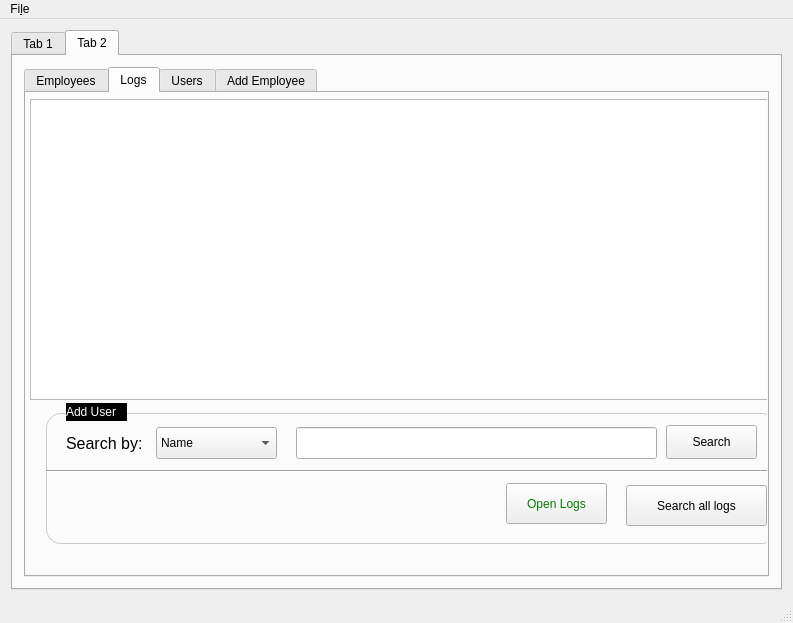
The window that management/mainwindow.ui (ChristopherCousin/WTCR) describes before a commit, drawn with Qt 5.
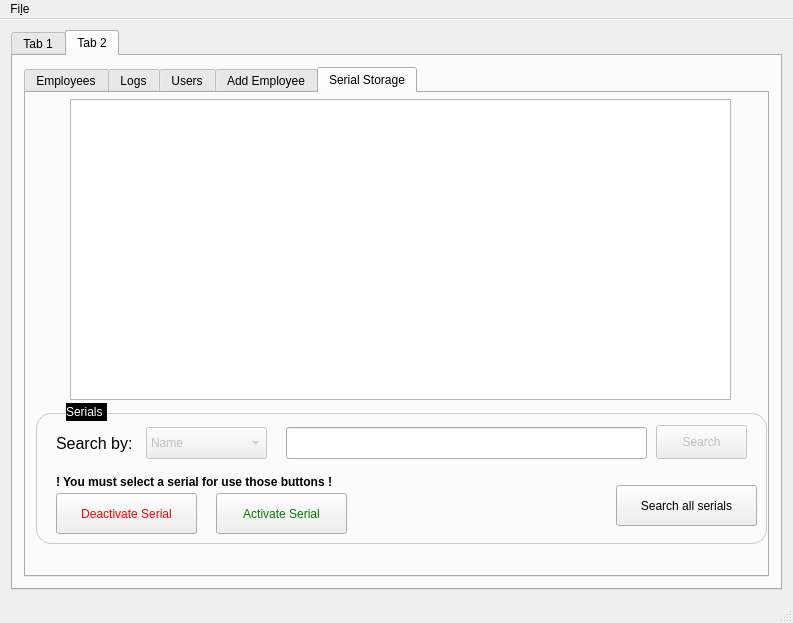
The same window after the commit. Icons and pictures are not drawn.

The edit to the form file:
```diff
--- a/management/mainwindow.ui
+++ b/management/mainwindow.ui
@@ -116,7 +116,7 @@
         <item row="0" column="0">
          <widget class="QTabWidget" name="tabWidget_users">
           <property name="currentIndex">
-           <number>1</number>
+           <number>4</number>
           </property>
           <property name="iconSize">
            <size>
@@ -506,6 +506,9 @@
             </property>
            </widget>
            <widget class="QPushButton" name="pushButton_searchLogs_3">
+            <property name="enabled">
+             <bool>false</bool>
+            </property>
             <property name="geometry">
              <rect>
               <x>480</x>
@@ -1149,6 +1152,265 @@
            <zorder>label_22</zorder>
            <zorder>lineEdit_adduser_password_6</zorder>
           </widget>
+          <widget class="QWidget" name="tab_7">
+           <attribute name="icon">
+            <iconset resource="resources.qrc">
+             <normaloff>:/new/prefix1/Resources/key.png</normaloff>:/new/prefix1/Resources/key.png</iconset>
+           </attribute>
+           <attribute name="title">
+            <string>Serial Storage</string>
+           </attribute>
+           <widget class="QPushButton" name="pushButton_searchLogs_4">
+            <property name="enabled">
+             <bool>false</bool>
+            </property>
+            <property name="geometry">
+             <rect>
+              <x>630</x>
+              <y>332</y>
+              <width>91</width>
+              <height>34</height>
+             </rect>
+            </property>
+            <property name="text">
+             <string>Search</string>
+            </property>
+            <property name="icon">
+             <iconset resource="resources.qrc">
+              <normaloff>:/new/prefix1/Resources/ico_Search.png</normaloff>:/new/prefix1/Resources/ico_Search.png</iconset>
+            </property>
+            <property name="iconSize">
+             <size>
+              <width>24</width>
+              <height>24</height>
+             </size>
+            </property>
+           </widget>
+           <widget class="QLabel" name="label_23">
+            <property name="geometry">
+             <rect>
+              <x>40</x>
+              <y>310</y>
+              <width>41</width>
+              <height>18</height>
+             </rect>
+            </property>
+            <property name="styleSheet">
+             <string notr="true">QLabel{
+background: solid black;
+color: white;
+}</string>
+            </property>
+            <property name="text">
+             <string>Serials</string>
+            </property>
+           </widget>
+           <widget class="QTableWidget" name="tableWidget_serials">
+            <property name="geometry">
+             <rect>
+              <x>44</x>
+              <y>6</y>
+              <width>661</width>
+              <height>301</height>
+             </rect>
+            </property>
+           </widget>
+           <widget class="QPushButton" name="pushButton_searchLogs_6">
+            <property name="geometry">
+             <rect>
+              <x>590</x>
+              <y>392</y>
+              <width>141</width>
+              <height>41</height>
+             </rect>
+            </property>
+            <property name="text">
+             <string>Search all serials</string>
+            </property>
+            <property name="icon">
+             <iconset resource="resources.qrc">
+              <normaloff>:/new/prefix1/Resources/ico_Search.png</normaloff>:/new/prefix1/Resources/ico_Search.png</iconset>
+            </property>
+            <property name="iconSize">
+             <size>
+              <width>24</width>
+              <height>24</height>
+             </size>
+            </property>
+           </widget>
+           <widget class="QComboBox" name="comboBox_searchByLog_2">
+            <property name="enabled">
+             <bool>false</bool>
+            </property>
+            <property name="geometry">
+             <rect>
+              <x>120</x>
+              <y>334</y>
+              <width>121</width>
+              <height>32</height>
+             </rect>
+            </property>
+            <item>
+             <property name="text">
+              <string>Name</string>
+             </property>
+            </item>
+            <item>
+             <property name="text">
+              <string>ID</string>
+             </property>
+            </item>
+            <item>
+             <property name="text">
+              <string>Identity Number</string>
+             </property>
+            </item>
+            <item>
+             <property name="text">
+              <string>Date</string>
+             </property>
+            </item>
+            <item>
+             <property name="text">
+              <string>Hour</string>
+             </property>
+            </item>
+            <item>
+             <property name="text">
+              <string>First surname</string>
+             </property>
+            </item>
+           </widget>
+           <widget class="QLabel" name="label_24">
+            <property name="geometry">
+             <rect>
+              <x>30</x>
+              <y>340</y>
+              <width>81</width>
+              <height>21</height>
+             </rect>
+            </property>
+            <property name="font">
+             <font>
+              <pointsize>12</pointsize>
+             </font>
+            </property>
+            <property name="text">
+             <string>Search by:</string>
+            </property>
+           </widget>
+           <widget class="QLineEdit" name="lineEdit_searchLogs_2">
+            <property name="geometry">
+             <rect>
+              <x>260</x>
+              <y>334</y>
+              <width>361</width>
+              <height>32</height>
+             </rect>
+            </property>
+           </widget>
+           <widget class="QLabel" name="label_25">
+            <property name="geometry">
+             <rect>
+              <x>10</x>
+              <y>320</y>
+              <width>731</width>
+              <height>131</height>
+             </rect>
+            </property>
+            <property name="styleSheet">
+             <string notr="true">QLabel {
+border: 1px solid #CBC8C8;
+border-radius: 15px;
+}</string>
+            </property>
+            <property name="text">
+             <string/>
+            </property>
+           </widget>
+           <widget class="QPushButton" name="pushButton_deactivateSerial">
+            <property name="geometry">
+             <rect>
+              <x>30</x>
+              <y>400</y>
+              <width>141</width>
+              <height>41</height>
+             </rect>
+            </property>
+            <property name="styleSheet">
+             <string notr="true">color: red;</string>
+            </property>
+            <property name="text">
+             <string>Deactivate Serial</string>
+            </property>
+            <property name="icon">
+             <iconset resource="resources.qrc">
+              <normaloff>:/new/prefix1/Resources/addUser.png</normaloff>:/new/prefix1/Resources/addUser.png</iconset>
+            </property>
+            <property name="iconSize">
+             <size>
+              <width>24</width>
+              <height>24</height>
+             </size>
+            </property>
+           </widget>
+           <widget class="QPushButton" name="pushButton_activateSerial">
+            <property name="geometry">
+             <rect>
+              <x>190</x>
+              <y>400</y>
+              <width>131</width>
+              <height>41</height>
+             </rect>
+            </property>
+            <property name="styleSheet">
+             <string notr="true">color: green;</string>
+            </property>
+            <property name="text">
+             <string>Activate Serial</string>
+            </property>
+            <property name="icon">
+             <iconset resource="resources.qrc">
+              <normaloff>:/new/prefix1/Resources/activate.png</normaloff>:/new/prefix1/Resources/activate.png</iconset>
+            </property>
+            <property name="iconSize">
+             <size>
+              <width>24</width>
+              <height>24</height>
+             </size>
+            </property>
+           </widget>
+           <widget class="QLabel" name="label_active_deactivate_serial">
+            <property name="geometry">
+             <rect>
+              <x>30</x>
+              <y>380</y>
+              <width>301</width>
+              <height>18</height>
+             </rect>
+            </property>
+            <property name="font">
+             <font>
+              <weight>75</weight>
+              <bold>true</bold>
+             </font>
+            </property>
+            <property name="text">
+             <string>! You must select a serial for use those buttons !</string>
+            </property>
+           </widget>
+           <zorder>label_25</zorder>
+           <zorder>pushButton_searchLogs_4</zorder>
+           <zorder>label_23</zorder>
+           <zorder>tableWidget_serials</zorder>
+           <zorder>pushButton_searchLogs_6</zorder>
+           <zorder>comboBox_searchByLog_2</zorder>
+           <zorder>label_24</zorder>
+           <zorder>lineEdit_searchLogs_2</zorder>
+           <zorder>pushButton_deactivateSerial</zorder>
+           <zorder>pushButton_activateSerial</zorder>
+           <zorder>label_active_deactivate_serial</zorder>
+          </widget>
          </widget>
         </item>
        </layout>
```
Left out of the diff: 12 changed lines with no effect on the pictures.
